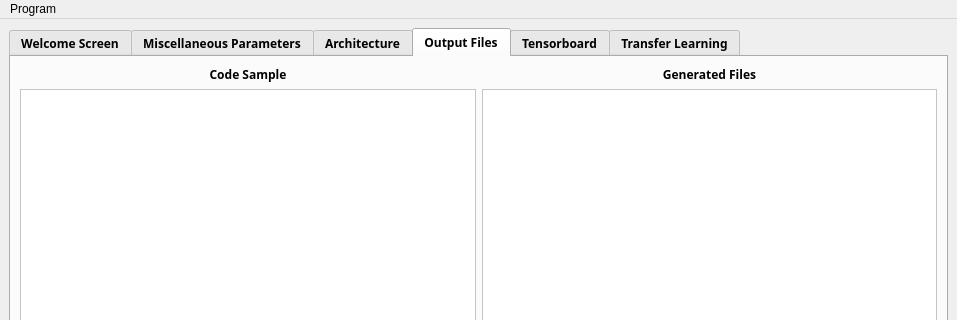
This is public/GUI/mainwindow.ui in mourra950/Siemens-System-Level-Modelling-of-ASDLA-Graduation-Project as Qt 5 draws it before an edit; both pictures show x 0 to 957 and y 0 to 320 of the 957 by 678 pixel window. The edited form follows.
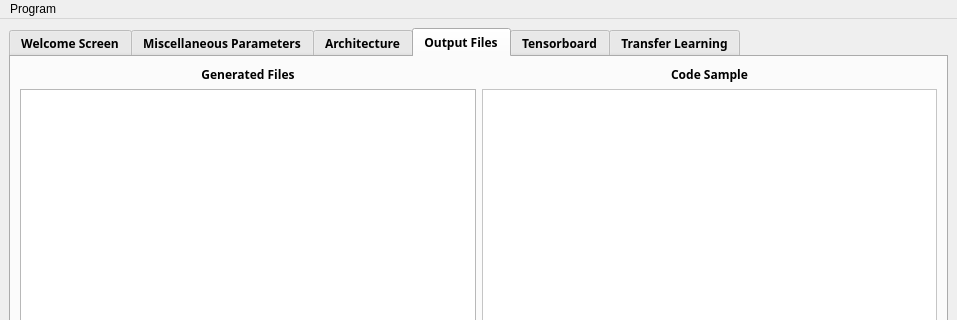
This is the edited form. The open tabs and pages were chosen to show the change.

Commit message: Implemented Generated Project Folder Viewer Feature

Diff of the .ui file:
```diff
--- a/public/GUI/mainwindow.ui
+++ b/public/GUI/mainwindow.ui
@@ -617,6 +617,40 @@
              <number>0</number>
             </property>
             <item>
+             <widget class="QLabel" name="code_txt">
+              <property name="font">
+               <font>
+                <family>Siemens Sans</family>
+                <weight>75</weight>
+                <bold>true</bold>
+               </font>
+              </property>
+              <property name="text">
+               <string>Generated Files</string>
+              </property>
+              <property name="alignment">
+               <set>Qt::AlignCenter</set>
+              </property>
+             </widget>
+            </item>
+            <item>
+             <widget class="QTreeWidget" name="files_tree">
+              <property name="styleSheet">
+               <string notr="true"/>
+              </property>
+              <property name="headerHidden">
+               <bool>true</bool>
+              </property>
+             </widget>
+            </item>
+           </layout>
+          </item>
+          <item>
+           <layout class="QVBoxLayout" name="verticalLayout_9">
+            <property name="rightMargin">
+             <number>0</number>
+            </property>
+            <item>
              <widget class="QLabel" name="Lcode">
               <property name="font">
                <font>
@@ -642,40 +676,6 @@
             </item>
            </layout>
           </item>
-          <item>
-           <layout class="QVBoxLayout" name="verticalLayout_9">
-            <property name="rightMargin">
-             <number>0</number>
-            </property>
-            <item>
-             <widget class="QLabel" name="Lgenerated">
-              <property name="font">
-               <font>
-                <family>Siemens Sans</family>
-                <weight>75</weight>
-                <bold>true</bold>
-               </font>
-              </property>
-              <property name="text">
-               <string>Generated Files</string>
-              </property>
-              <property name="alignment">
-               <set>Qt::AlignCenter</set>
-              </property>
-             </widget>
-            </item>
-            <item>
-             <widget class="QListWidget" name="generatedFiles">
-              <property name="autoFillBackground">
-               <bool>true</bool>
-              </property>
-              <property name="styleSheet">
-               <string notr="true">background-color: rgb(255, 255, 255);</string>
-              </property>
-             </widget>
-            </item>
-           </layout>
-          </item>
          </layout>
         </item>
         <item>
```
Left out of the diff: 4 changed lines with no effect on the pictures. The commit also changes 4 other files.
